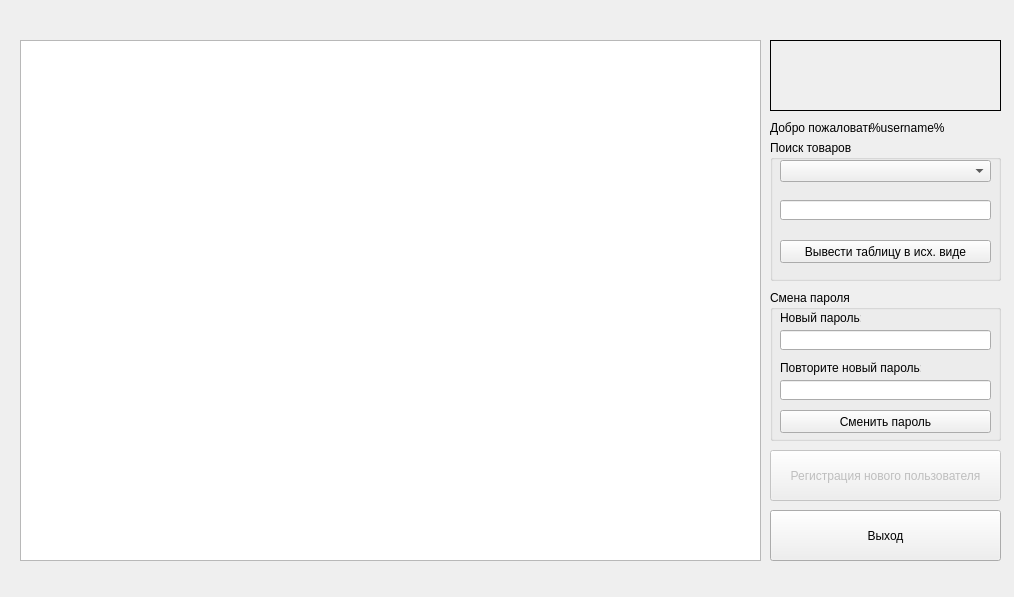
The window that database.ui (Gaben38/Cursach) describes before a commit, drawn with Qt 5.
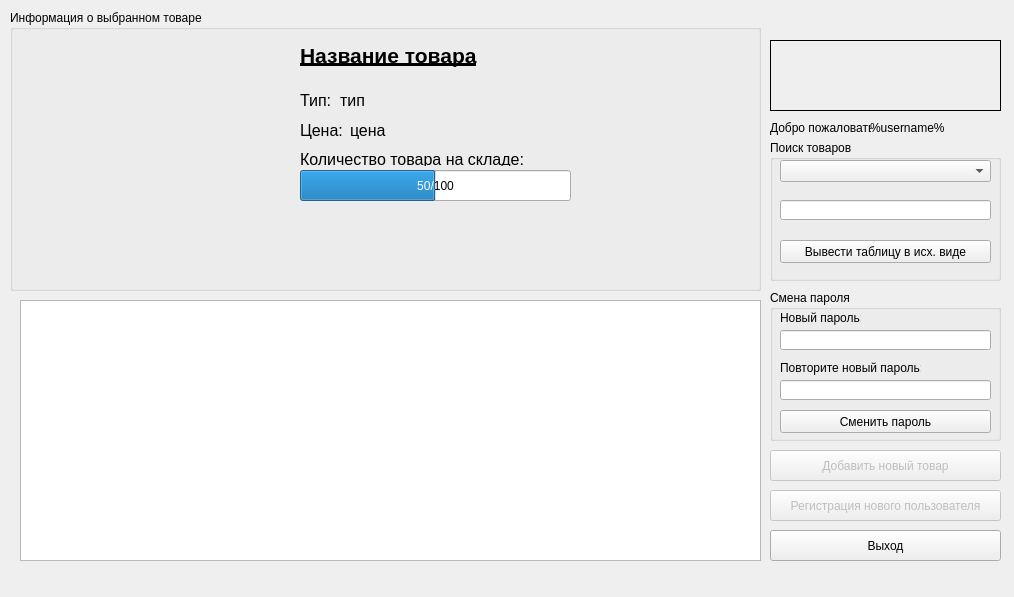
The same window after the commit.

Commit message:
Cursach prototype
Added widgets for DB elements info.

Diff of the .ui file:
```diff
--- a/database.ui
+++ b/database.ui
@@ -35,9 +35,9 @@
    <property name="geometry">
     <rect>
      <x>20</x>
-     <y>40</y>
+     <y>300</y>
      <width>741</width>
-     <height>521</height>
+     <height>261</height>
     </rect>
    </property>
    <attribute name="horizontalHeaderStretchLastSection">
@@ -48,9 +48,9 @@
    <property name="geometry">
     <rect>
      <x>770</x>
-     <y>510</y>
+     <y>530</y>
      <width>231</width>
-     <height>51</height>
+     <height>31</height>
     </rect>
    </property>
    <property name="text">
@@ -67,9 +67,9 @@
    <property name="geometry">
     <rect>
      <x>770</x>
-     <y>450</y>
+     <y>490</y>
      <width>231</width>
-     <height>51</height>
+     <height>31</height>
     </rect>
    </property>
    <property name="text">
@@ -266,6 +266,179 @@
     </property>
    </widget>
   </widget>
+  <widget class="QPushButton" name="newDBelemButton">
+   <property name="enabled">
+    <bool>false</bool>
+   </property>
+   <property name="geometry">
+    <rect>
+     <x>770</x>
+     <y>450</y>
+     <width>231</width>
+     <height>31</height>
+    </rect>
+   </property>
+   <property name="text">
+    <string>Добавить новый товар</string>
+   </property>
+   <property name="autoDefault">
+    <bool>false</bool>
+   </property>
+  </widget>
+  <widget class="QGroupBox" name="DBelemInfoGroupBox">
+   <property name="geometry">
+    <rect>
+     <x>10</x>
+     <y>10</y>
+     <width>751</width>
+     <height>281</height>
+    </rect>
+   </property>
+   <property name="title">
+    <string>Информация о выбранном товаре</string>
+   </property>
+   <widget class="QLabel" name="label">
+    <property name="geometry">
+     <rect>
+      <x>20</x>
+      <y>30</y>
+      <width>231</width>
+      <height>241</height>
+     </rect>
+    </property>
+    <property name="text">
+     <string/>
+    </property>
+    <property name="scaledContents">
+     <bool>true</bool>
+    </property>
+   </widget>
+   <widget class="QLabel" name="elemNameLabel">
+    <property name="geometry">
+     <rect>
+      <x>290</x>
+      <y>30</y>
+      <width>201</width>
+      <height>31</height>
+     </rect>
+    </property>
+    <property name="frameShape">
+     <enum>QFrame::NoFrame</enum>
+    </property>
+    <property name="text">
+     <string>&lt;!DOCTYPE HTML PUBLIC &quot;-//W3C//DTD HTML 4.0//EN&quot; &quot;http://www.w3.org/TR/REC-html40/strict.dtd&quot;&gt;
+&lt;html&gt;&lt;head&gt;&lt;meta name=&quot;qrichtext&quot; content=&quot;1&quot; /&gt;&lt;style type=&quot;text/css&quot;&gt;
+p, li { white-space: pre-wrap; }
+&lt;/style&gt;&lt;/head&gt;&lt;body style=&quot; font-family:'MS Shell Dlg 2'; font-size:8pt; font-weight:400; font-style:normal;&quot;&gt;
+&lt;p style=&quot; margin-top:12px; margin-bottom:12px; margin-left:0px; margin-right:0px; -qt-block-indent:0; text-indent:0px;&quot;&gt;&lt;span style=&quot; font-size:16pt; font-weight:600; text-decoration: underline;&quot;&gt;Название товара&lt;/span&gt;&lt;/p&gt;&lt;/body&gt;&lt;/html&gt;</string>
+    </property>
+    <property name="textFormat">
+     <enum>Qt::RichText</enum>
+    </property>
+   </widget>
+   <widget class="QLabel" name="elemTypeDescLabel">
+    <property name="geometry">
+     <rect>
+      <x>290</x>
+      <y>80</y>
+      <width>41</width>
+      <height>21</height>
+     </rect>
+    </property>
+    <property name="text">
+     <string>&lt;html&gt;&lt;head/&gt;&lt;body&gt;&lt;p&gt;&lt;span style=&quot; font-size:12pt;&quot;&gt;Тип:&lt;/span&gt;&lt;/p&gt;&lt;/body&gt;&lt;/html&gt;</string>
+    </property>
+   </widget>
+   <widget class="QLabel" name="elemTypeLabel">
+    <property name="geometry">
+     <rect>
+      <x>330</x>
+      <y>80</y>
+      <width>91</width>
+      <height>21</height>
+     </rect>
+    </property>
+    <property name="text">
+     <string>&lt;html&gt;&lt;head/&gt;&lt;body&gt;&lt;p&gt;&lt;span style=&quot; font-size:12pt;&quot;&gt;тип&lt;/span&gt;&lt;/p&gt;&lt;/body&gt;&lt;/html&gt;</string>
+    </property>
+   </widget>
+   <widget class="QLabel" name="elemCostDescLabel">
+    <property name="geometry">
+     <rect>
+      <x>290</x>
+      <y>110</y>
+      <width>51</width>
+      <height>21</height>
+     </rect>
+    </property>
+    <property name="text">
+     <string>&lt;html&gt;&lt;head/&gt;&lt;body&gt;&lt;p&gt;&lt;span style=&quot; font-size:12pt;&quot;&gt;Цена:&lt;/span&gt;&lt;/p&gt;&lt;/body&gt;&lt;/html&gt;</string>
+    </property>
+    <property name="textFormat">
+     <enum>Qt::RichText</enum>
+    </property>
+   </widget>
+   <widget class="QLabel" name="elemCostLabel">
+    <property name="geometry">
+     <rect>
+      <x>340</x>
+      <y>110</y>
+      <width>51</width>
+      <height>21</height>
+     </rect>
+    </property>
+    <property name="text">
+     <string>&lt;html&gt;&lt;head/&gt;&lt;body&gt;&lt;p&gt;&lt;span style=&quot; font-size:12pt;&quot;&gt;цена&lt;/span&gt;&lt;/p&gt;&lt;/body&gt;&lt;/html&gt;</string>
+    </property>
+    <property name="textFormat">
+     <enum>Qt::RichText</enum>
+    </property>
+   </widget>
+   <widget class="QProgressBar" name="amountLeftProgressbar">
+    <property name="geometry">
+     <rect>
+      <x>290</x>
+      <y>160</y>
+      <width>271</width>
+      <height>31</height>
+     </rect>
+    </property>
+    <property name="value">
+     <number>50</number>
+    </property>
+    <property name="textVisible">
+     <bool>true</bool>
+    </property>
+    <property name="orientation">
+     <enum>Qt::Horizontal</enum>
+    </property>
+    <property name="invertedAppearance">
+     <bool>false</bool>
+    </property>
+    <property name="textDirection">
+     <enum>QProgressBar::TopToBottom</enum>
+    </property>
+    <property name="format">
+     <string>%p/%m</string>
+    </property>
+   </widget>
+   <widget class="QLabel" name="label_2">
+    <property name="geometry">
+     <rect>
+      <x>290</x>
+      <y>140</y>
+      <width>231</width>
+      <height>16</height>
+     </rect>
+    </property>
+    <property name="text">
+     <string>&lt;html&gt;&lt;head/&gt;&lt;body&gt;&lt;p&gt;&lt;span style=&quot; font-size:12pt;&quot;&gt;Количество товара на складе:&lt;/span&gt;&lt;/p&gt;&lt;/body&gt;&lt;/html&gt;</string>
+    </property>
+    <property name="textFormat">
+     <enum>Qt::RichText</enum>
+    </property>
+   </widget>
+  </widget>
  </widget>
  <tabstops>
   <tabstop>tableView</tabstop>
```
Left out of the diff: 2 changed lines with no effect on the pictures. The commit also changes 1 other file.
